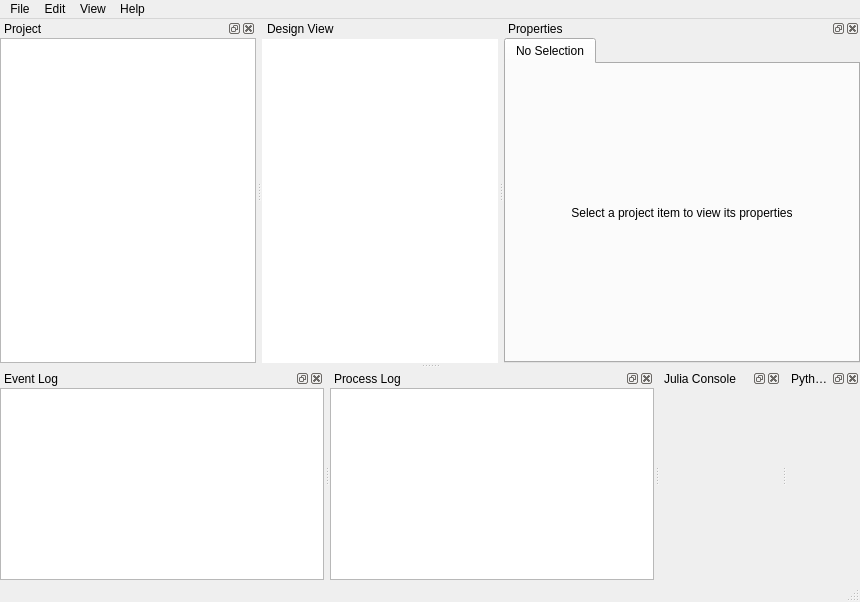
The window that spinetoolbox/ui/mainwindow.ui (spine-tools/Spine-Toolbox) describes before a commit, drawn with Qt 5.
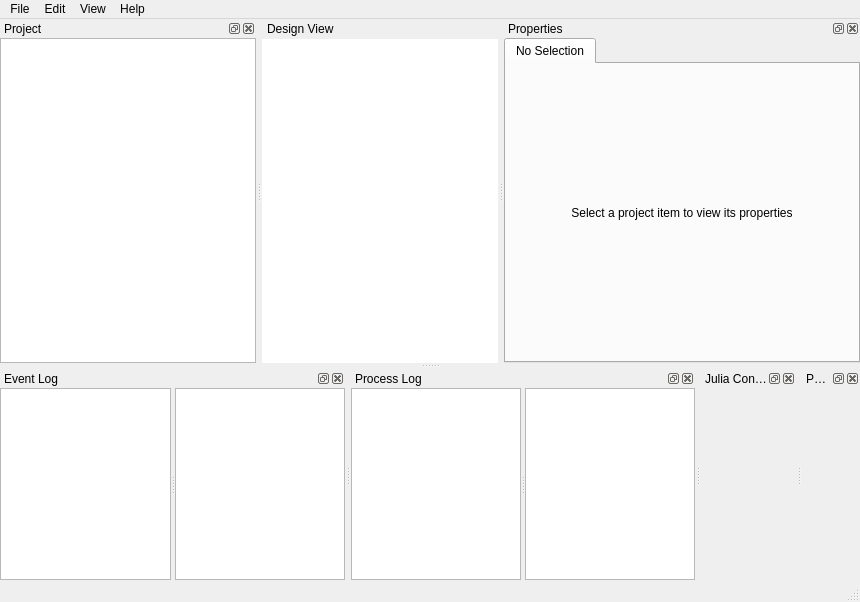
The same window after the commit. Icons and pictures are not drawn. Custom widgets are drawn as their Qt base class.

The edit to the form file:
```diff
--- a/spinetoolbox/ui/mainwindow.ui
+++ b/spinetoolbox/ui/mainwindow.ui
@@ -220,8 +220,8 @@
    </property>
    <property name="minimumSize">
     <size>
-     <width>95</width>
-     <height>113</height>
+     <width>174</width>
+     <height>184</height>
     </size>
    </property>
    <property name="features">
@@ -240,7 +240,10 @@
       <verstretch>0</verstretch>
      </sizepolicy>
     </property>
-    <layout class="QVBoxLayout" name="verticalLayout_3">
+    <layout class="QVBoxLayout" name="verticalLayout_2">
+     <property name="spacing">
+      <number>0</number>
+     </property>
      <property name="leftMargin">
       <number>0</number>
      </property>
@@ -254,6 +257,24 @@
       <number>0</number>
      </property>
      <item>
+      <widget class="QSplitter" name="splitter">
+       <property name="orientation">
+        <enum>Qt::Horizontal</enum>
+       </property>
+       <widget class="QTreeView" name="treeView_eventlog">
+        <property name="sizePolicy">
+         <sizepolicy hsizetype="Expanding" vsizetype="Expanding">
+          <horstretch>0</horstretch>
+          <verstretch>0</verstretch>
+         </sizepolicy>
+        </property>
+        <property name="indentation">
+         <number>0</number>
+        </property>
+        <property name="rootIsDecorated">
+         <bool>false</bool>
+        </property>
+       </widget>
       <widget class="CustomQTextBrowser" name="textBrowser_eventlog">
        <property name="sizePolicy">
         <sizepolicy hsizetype="Preferred" vsizetype="Preferred">
@@ -268,6 +289,7 @@
         <bool>false</bool>
        </property>
       </widget>
+      </widget>
      </item>
     </layout>
    </widget>
@@ -281,8 +303,8 @@
    </property>
    <property name="minimumSize">
     <size>
-     <width>95</width>
-     <height>113</height>
+     <width>174</width>
+     <height>178</height>
     </size>
    </property>
    <property name="windowTitle">
@@ -298,7 +320,7 @@
       <verstretch>0</verstretch>
      </sizepolicy>
     </property>
-    <layout class="QVBoxLayout" name="verticalLayout_6">
+    <layout class="QVBoxLayout" name="verticalLayout_3">
      <property name="spacing">
       <number>0</number>
      </property>
@@ -315,7 +337,19 @@
       <number>0</number>
      </property>
      <item>
-      <widget class="CustomQTextBrowser" name="textBrowser_process_output">
+      <widget class="QSplitter" name="splitter_2">
+       <property name="orientation">
+        <enum>Qt::Horizontal</enum>
+       </property>
+       <widget class="QTreeView" name="treeView_processlog">
+        <property name="indentation">
+         <number>0</number>
+        </property>
+        <property name="rootIsDecorated">
+         <bool>false</bool>
+        </property>
+       </widget>
+       <widget class="CustomQTextBrowser" name="textBrowser_processlog">
        <property name="sizePolicy">
         <sizepolicy hsizetype="Preferred" vsizetype="Preferred">
          <horstretch>0</horstretch>
@@ -334,6 +368,7 @@
         <bool>false</bool>
        </property>
       </widget>
+      </widget>
      </item>
     </layout>
    </widget>
```
Left out of the diff: 2 changed lines with no effect on the pictures. Lines whose indentation alone changed are shown as unchanged.
